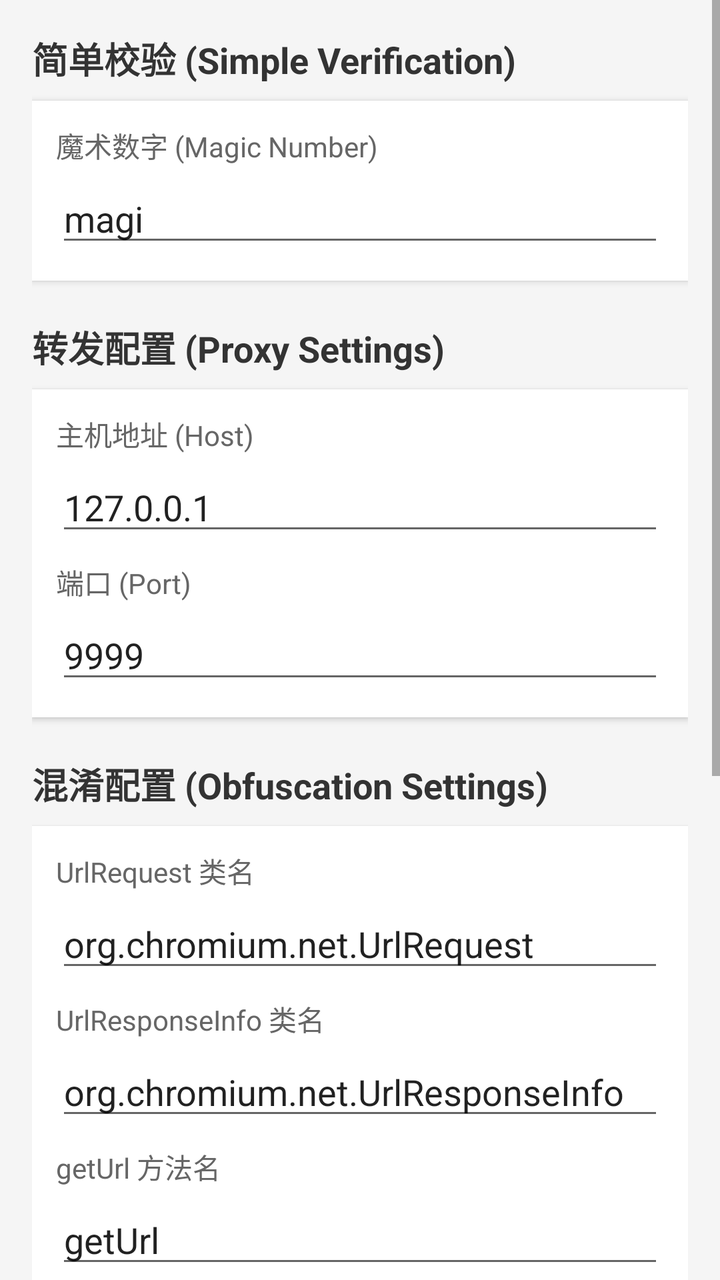
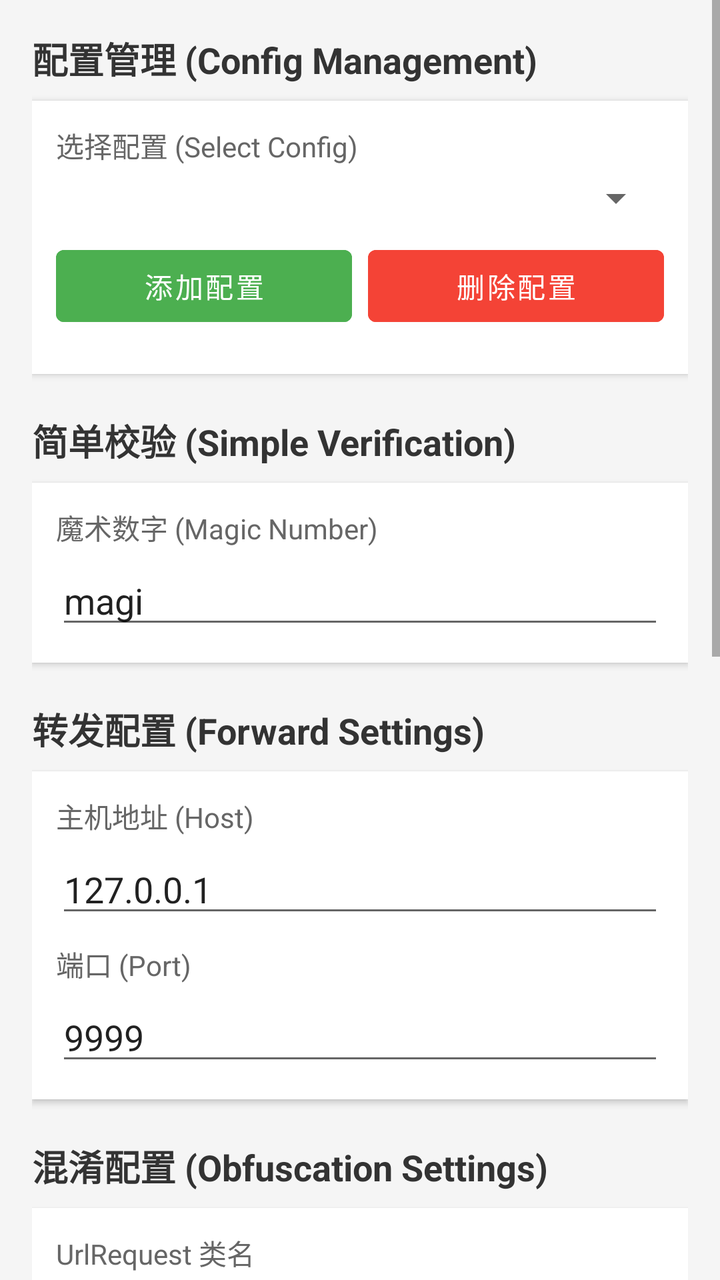

Before-and-after screenshots of an Android layout around one commit, followed by the original layout XML and the change that was made.
<!-- AndroidManifest.xml: application theme Theme.ModernXposedApiDemo -->
<!-- res/layout/activity_main.xml -->
<?xml version="1.0" encoding="utf-8"?>
<ScrollView xmlns:android="http://schemas.android.com/apk/res/android"
    android:layout_width="match_parent"
    android:layout_height="match_parent"
    android:background="#F5F5F5">

    <LinearLayout
        android:layout_width="match_parent"
        android:layout_height="wrap_content"
        android:orientation="vertical"
        android:padding="16dp">

        <TextView
            android:layout_width="wrap_content"
            android:layout_height="wrap_content"
            android:text="简单校验 (Simple Verification)"
            android:textStyle="bold"
            android:textSize="18sp"
            android:layout_marginBottom="8dp"
            android:textColor="#333333"/>

        <LinearLayout
            android:layout_width="match_parent"
            android:layout_height="wrap_content"
            android:orientation="vertical"
            android:background="@android:color/white"
            android:padding="12dp"
            android:elevation="2dp"
            android:layout_marginBottom="20dp">

            <TextView
                android:layout_width="wrap_content"
                android:layout_height="wrap_content"
                android:text="魔术数字 (Magic Number)"
                android:textColor="#666666"
                android:textSize="14sp"
                android:layout_marginBottom="4dp"/>

            <EditText
                android:id="@+id/et_magic_number"
                android:layout_width="match_parent"
                android:layout_height="wrap_content"
                android:text="magi"
                android:inputType="number" />
        </LinearLayout>

        <TextView
            android:layout_width="wrap_content"
            android:layout_height="wrap_content"
            android:text="转发配置 (Proxy Settings)"
            android:textStyle="bold"
            android:textSize="18sp"
            android:layout_marginBottom="8dp"
            android:textColor="#333333"/>

        <LinearLayout
            android:layout_width="match_parent"
            android:layout_height="wrap_content"
            android:orientation="vertical"
            android:background="@android:color/white"
            android:padding="12dp"
            android:elevation="2dp">

            <TextView
                android:layout_width="wrap_content"
                android:layout_height="wrap_content"
                android:text="主机地址 (Host)"
                android:textColor="#666666"
                android:textSize="14sp"
                android:layout_marginBottom="4dp"/>

            <EditText
                android:id="@+id/et_host"
                android:layout_width="match_parent"
                android:layout_height="wrap_content"
                android:text="127.0.0.1" />

            <TextView
                android:layout_width="wrap_content"
                android:layout_height="wrap_content"
                android:text="端口 (Port)"
                android:textColor="#666666"
                android:textSize="14sp"
                android:layout_marginTop="8dp"
                android:layout_marginBottom="4dp"/>

            <EditText
                android:id="@+id/et_port"
                android:layout_width="match_parent"
                android:layout_height="wrap_content"
                android:text="9999"
                android:inputType="number" />
        </LinearLayout>

        <TextView
            android:layout_width="wrap_content"
            android:layout_height="wrap_content"
            android:text="混淆配置 (Obfuscation Settings)"
            android:textStyle="bold"
            android:textSize="18sp"
            android:layout_marginTop="20dp"
            android:layout_marginBottom="8dp"
            android:textColor="#333333"/>

        <LinearLayout
            android:layout_width="match_parent"
            android:layout_height="wrap_content"
            android:orientation="vertical"
            android:background="@android:color/white"
            android:padding="12dp"
            android:elevation="2dp">

            <TextView
                android:layout_width="wrap_content"
                android:layout_height="wrap_content"
                android:text="UrlRequest 类名"
                android:textColor="#666666"
                android:textSize="14sp"
                android:layout_marginBottom="4dp"/>

            <EditText android:id="@+id/cls_urlrequest" android:layout_width="match_parent" android:layout_height="wrap_content" android:text="org.chromium.net.UrlRequest" />
            
            <TextView
                android:layout_width="wrap_content"
                android:layout_height="wrap_content"
                android:text="UrlResponseInfo 类名"
                android:textColor="#666666"
                android:textSize="14sp"
                android:layout_marginTop="8dp"
                android:layout_marginBottom="4dp"/>

            <EditText android:id="@+id/cls_urlresponseinfo" android:layout_width="match_parent" android:layout_height="wrap_content" android:text="org.chromium.net.UrlResponseInfo" />
            
            <TextView
                android:layout_width="wrap_content"
                android:layout_height="wrap_content"
                android:text="getUrl 方法名"
                android:textColor="#666666"
                android:textSize="14sp"
                android:layout_marginTop="8dp"
                android:layout_marginBottom="4dp"/>

            <EditText android:id="@+id/method_geturl" android:layout_width="match_parent" android:layout_height="wrap_content" android:text="getUrl" />
            
            <TextView
                android:layout_width="wrap_content"
                android:layout_height="wrap_content"
                android:text="ByteBuffer 类名"
                android:textColor="#666666"
                android:textSize="14sp"
                android:layout_marginTop="8dp"
                android:layout_marginBottom="4dp"/>

            <EditText android:id="@+id/cls_bytebuffer" android:layout_width="match_parent" android:layout_height="wrap_content" android:text="java.nio.ByteBuffer" />
            
            <TextView
                android:layout_width="wrap_content"
                android:layout_height="wrap_content"
                android:text="Callback 类名"
                android:textColor="#666666"
                android:textSize="14sp"
                android:layout_marginTop="8dp"
                android:layout_marginBottom="4dp"/>

            <EditText android:id="@+id/cls_callback" android:layout_width="match_parent" android:layout_height="wrap_content" android:text="org.chromium.net.UrlRequest$Callback" />
            
            <TextView
                android:layout_width="wrap_content"
                android:layout_height="wrap_content"
                android:text="onReadCompleted 方法名"
                android:textColor="#666666"
                android:textSize="14sp"
                android:layout_marginTop="8dp"
                android:layout_marginBottom="4dp"/>

            <EditText android:id="@+id/method_onreadcompleted" android:layout_width="match_parent" android:layout_height="wrap_content" android:text="onReadCompleted" />
            
            <TextView
                android:layout_width="wrap_content"
                android:layout_height="wrap_content"
                android:text="onSucceeded 方法名"
                android:textColor="#666666"
                android:textSize="14sp"
                android:layout_marginTop="8dp"
                android:layout_marginBottom="4dp"/>

            <EditText android:id="@+id/method_onsucceeded" android:layout_width="match_parent" android:layout_height="wrap_content" android:text="onSucceeded" />

        </LinearLayout>

        <LinearLayout
            android:layout_width="match_parent"
            android:layout_height="wrap_content"
            android:orientation="horizontal"
            android:layout_marginTop="24dp"
            android:weightSum="2">

            <Button
                android:id="@+id/btn_reset"
                android:layout_width="0dp"
                android:layout_height="wrap_content"
                android:layout_weight="1"
                android:layout_marginEnd="8dp"
                android:text="重置配置"
                android:backgroundTint="#FF5722"
                android:textColor="@android:color/white"/>

            <Button
                android:id="@+id/btn_save"
                android:layout_width="0dp"
                android:layout_height="wrap_content"
                android:layout_weight="1"
                android:layout_marginStart="8dp"
                android:text="保存配置并同步"
                android:backgroundTint="#2196F3"
                android:textColor="@android:color/white"/>

        </LinearLayout>

    </LinearLayout>
</ScrollView>
<!-- resources referenced by this layout -->
<resources>
  <style name="Theme.ModernXposedApiDemo" parent="Theme.MaterialComponents.DayNight.DarkActionBar">
          
          <item name="colorPrimary">@color/purple_500</item>
          <item name="colorPrimaryVariant">@color/purple_700</item>
          <item name="colorOnPrimary">@color/white</item>
          
          <item name="colorSecondary">@color/teal_200</item>
          <item name="colorSecondaryVariant">@color/teal_700</item>
          <item name="colorOnSecondary">@color/black</item>
          
          <item name="android:statusBarColor">?attr/colorPrimaryVariant</item>
          
      </style>
  <color name="purple_500">#FF6200EE</color>
  <color name="purple_700">#FF3700B3</color>
  <color name="white">#FFFFFFFF</color>
  <color name="teal_200">#FF03DAC5</color>
  <color name="teal_700">#FF018786</color>
  <color name="black">#FF000000</color>
</resources>

<!-- the commit's change to res/layout/activity_main.xml (unified diff, before → after) -->
@@ -10,6 +10,69 @@
         android:orientation="vertical"
         android:padding="16dp">
 
+        
+        <TextView
+            android:layout_width="wrap_content"
+            android:layout_height="wrap_content"
+            android:text="配置管理 (Config Management)"
+            android:textStyle="bold"
+            android:textSize="18sp"
+            android:layout_marginBottom="8dp"
+            android:textColor="#333333"/>
+
+        <LinearLayout
+            android:layout_width="match_parent"
+            android:layout_height="wrap_content"
+            android:orientation="vertical"
+            android:background="@android:color/white"
+            android:padding="12dp"
+            android:elevation="2dp"
+            android:layout_marginBottom="20dp">
+
+            <TextView
+                android:layout_width="wrap_content"
+                android:layout_height="wrap_content"
+                android:text="选择配置 (Select Config)"
+                android:textColor="#666666"
+                android:textSize="14sp"
+                android:layout_marginBottom="4dp"/>
+
+            <Spinner
+                android:id="@+id/spinner_app_select"
+                android:layout_width="match_parent"
+                android:layout_height="wrap_content"
+                android:layout_marginBottom="8dp"/>
+
+            <LinearLayout
+                android:layout_width="match_parent"
+                android:layout_height="wrap_content"
+                android:orientation="horizontal"
+                android:layout_marginBottom="8dp">
+
+                <Button
+                    android:layout_width="0dp"
+                    android:layout_height="wrap_content"
+                    android:layout_weight="1"
+                    android:layout_marginEnd="4dp"
+                    android:text="添加配置"
+                    android:onClick="onAddConfig"
+                    android:backgroundTint="#4CAF50"
+                    android:textColor="@android:color/white"/>
+
+                <Button
+                    android:layout_width="0dp"
+                    android:layout_height="wrap_content"
+                    android:layout_weight="1"
+                    android:layout_marginStart="4dp"
+                    android:text="删除配置"
+                    android:onClick="onDeleteConfig"
+                    android:backgroundTint="#F44336"
+                    android:textColor="@android:color/white"/>
+
+            </LinearLayout>
+
+        </LinearLayout>
+
         <TextView
             android:layout_width="wrap_content"
             android:layout_height="wrap_content"
@@ -47,11 +110,11 @@
         <TextView
             android:layout_width="wrap_content"
             android:layout_height="wrap_content"
-            android:text="转发配置 (Proxy Settings)"
-            android:textStyle="bold"
-            android:textSize="18sp"
-            android:layout_marginBottom="8dp"
-            android:textColor="#333333"/>
+            android:layout_marginBottom="8dp"
+            android:text="转发配置 (Forward Settings)"
+            android:textColor="#333333"
+            android:textSize="18sp"
+            android:textStyle="bold" />
 
         <LinearLayout
             android:layout_width="match_parent"
